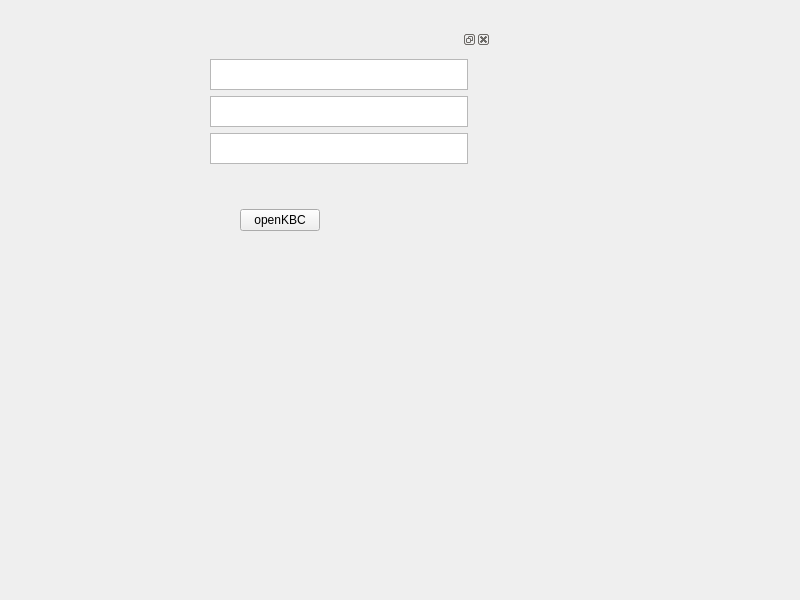
Before: the Qt Designer form KBC_gui/widget.ui in cryptogus/Kookmin-Biscuit-Ciphers, drawn with Qt 5.
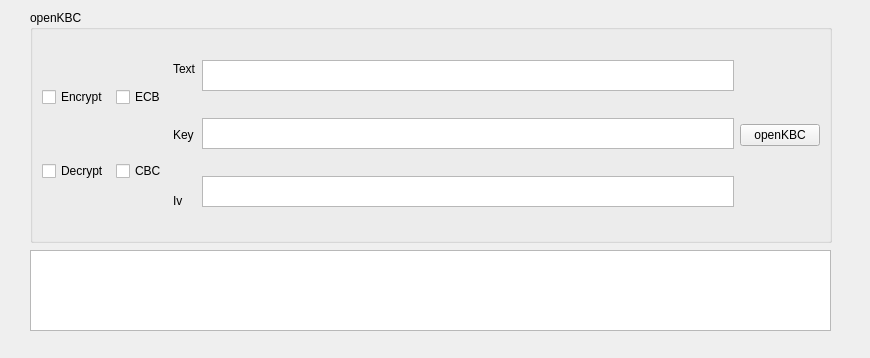
After: the same form once the commit is applied.

```diff
--- a/KBC_gui/widget.ui
+++ b/KBC_gui/widget.ui
@@ -6,54 +6,91 @@
    <rect>
     <x>0</x>
     <y>0</y>
-    <width>800</width>
-    <height>600</height>
+    <width>870</width>
+    <height>358</height>
    </rect>
   </property>
   <property name="windowTitle">
    <string>Widget</string>
   </property>
-  <widget class="QDockWidget" name="dockWidget">
+  <widget class="QGroupBox" name="groupBox">
    <property name="geometry">
     <rect>
-     <x>40</x>
-     <y>30</y>
-     <width>451</width>
-     <height>201</height>
+     <x>30</x>
+     <y>10</y>
+     <width>802</width>
+     <height>233</height>
     </rect>
    </property>
-   <property name="maximumSize">
-    <size>
-     <width>524287</width>
-     <height>201</height>
-    </size>
+   <property name="title">
+    <string>openKBC</string>
    </property>
-   <widget class="QWidget" name="dockWidgetContents">
-    <widget class="QPushButton" name="openKBC">
-     <property name="geometry">
-      <rect>
-       <x>200</x>
-       <y>160</y>
-       <width>80</width>
-       <height>22</height>
-      </rect>
-     </property>
-     <property name="text">
-      <string>openKBC</string>
-     </property>
-    </widget>
-    <widget class="QWidget" name="">
-     <property name="geometry">
-      <rect>
-       <x>170</x>
-       <y>10</y>
-       <width>258</width>
-       <height>107</height>
-      </rect>
-     </property>
+   <layout class="QHBoxLayout" name="horizontalLayout">
+    <item>
      <layout class="QVBoxLayout" name="verticalLayout">
       <item>
-       <widget class="QTextEdit" name="textEdit">
+       <widget class="QCheckBox" name="Encrypt_2">
+        <property name="text">
+         <string>Encrypt</string>
+        </property>
+       </widget>
+      </item>
+      <item>
+       <widget class="QCheckBox" name="checkBox_5">
+        <property name="text">
+         <string>Decrypt</string>
+        </property>
+       </widget>
+      </item>
+     </layout>
+    </item>
+    <item>
+     <layout class="QVBoxLayout" name="verticalLayout_5">
+      <item>
+       <widget class="QCheckBox" name="checkBox_6">
+        <property name="text">
+         <string>ECB</string>
+        </property>
+       </widget>
+      </item>
+      <item>
+       <widget class="QCheckBox" name="checkBox_7">
+        <property name="text">
+         <string>CBC</string>
+        </property>
+       </widget>
+      </item>
+     </layout>
+    </item>
+    <item>
+     <layout class="QVBoxLayout" name="verticalLayout_6">
+      <item>
+       <widget class="QLabel" name="label_4">
+        <property name="text">
+         <string>Text</string>
+        </property>
+       </widget>
+      </item>
+      <item>
+       <widget class="QLabel" name="label_5">
+        <property name="text">
+         <string>Key</string>
+        </property>
+       </widget>
+      </item>
+      <item>
+       <widget class="QLabel" name="label_6">
+        <property name="text">
+         <string>Iv</string>
+        </property>
+       </widget>
+      </item>
+     </layout>
+    </item>
+    <item>
+     <layout class="QVBoxLayout" name="verticalLayout_4">
+      <item>
+       <widget class="QTextEdit" name="textEdit_2">
         <property name="minimumSize">
          <size>
           <width>0</width>
@@ -69,7 +106,7 @@
        </widget>
       </item>
       <item>
-       <widget class="QTextEdit" name="key">
+       <widget class="QTextEdit" name="key_2">
         <property name="minimumSize">
          <size>
           <width>0</width>
@@ -85,7 +122,7 @@
        </widget>
       </item>
       <item>
-       <widget class="QTextEdit" name="iv">
+       <widget class="QTextEdit" name="iv_2">
         <property name="minimumSize">
          <size>
           <width>0</width>
@@ -101,8 +138,25 @@
        </widget>
       </item>
      </layout>
-    </widget>
-   </widget>
+    </item>
+    <item>
+     <widget class="QPushButton" name="openKBC_2">
+      <property name="text">
+       <string>openKBC</string>
+      </property>
+     </widget>
+    </item>
+   </layout>
+  </widget>
+  <widget class="QTextBrowser" name="textBrowser_2">
+   <property name="geometry">
+    <rect>
+     <x>30</x>
+     <y>250</y>
+     <width>801</width>
+     <height>81</height>
+    </rect>
+   </property>
   </widget>
  </widget>
  <resources/>
```
